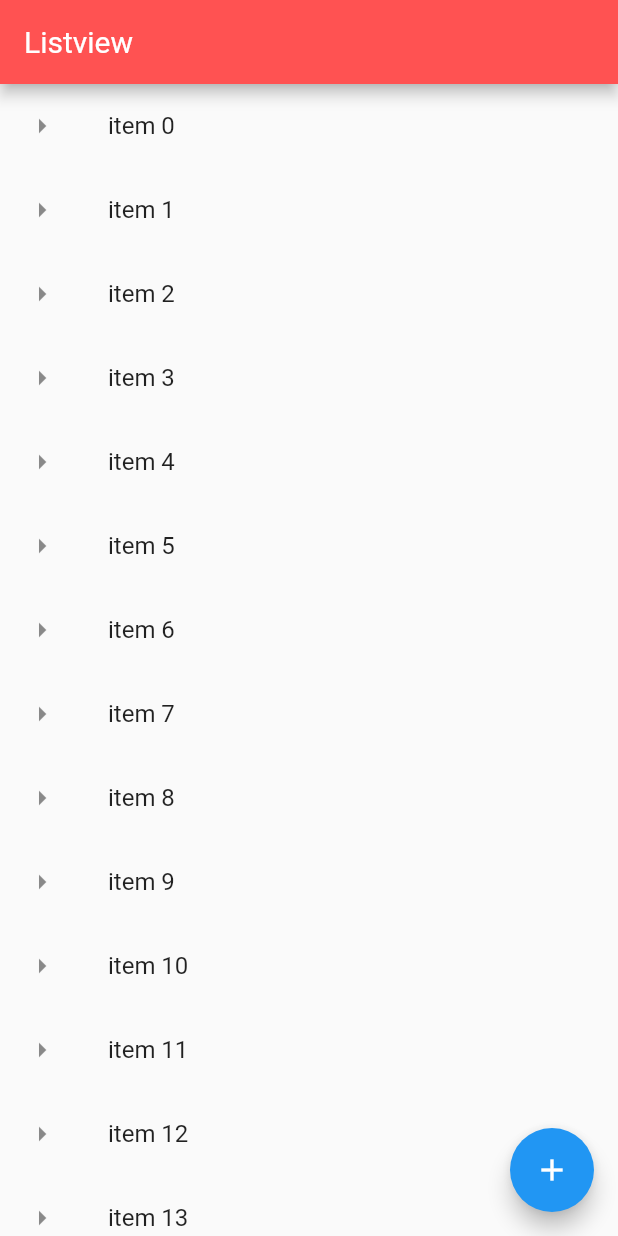
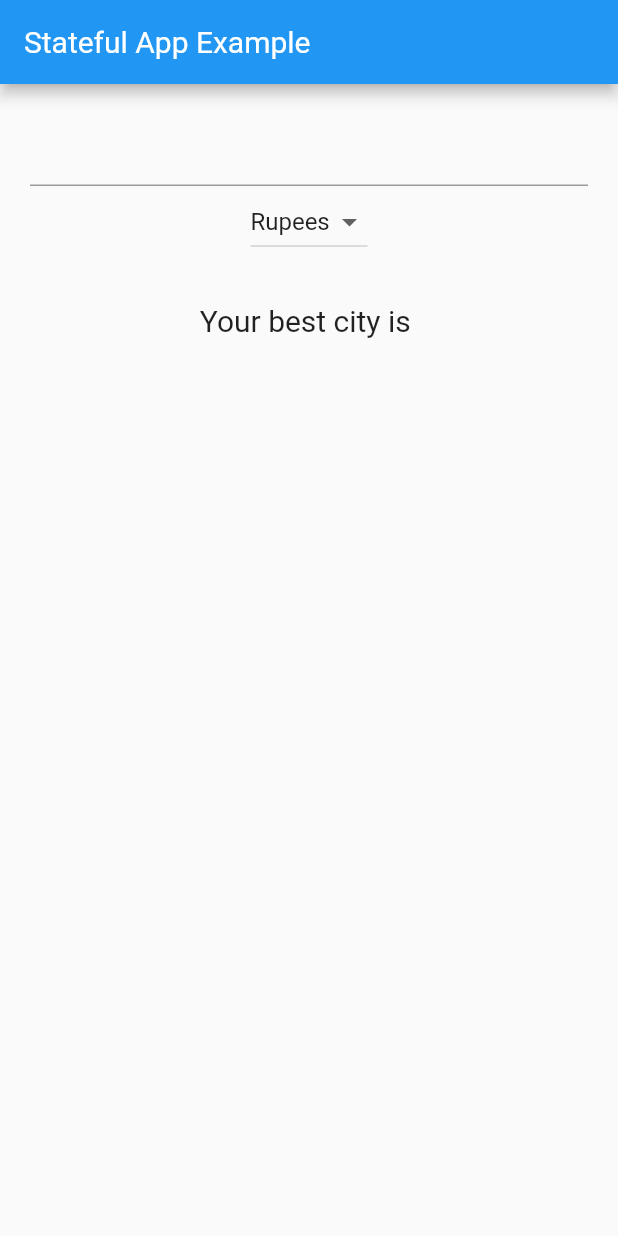
Before and after one commit to MuhammadUsamaSiddiqui/Flutter-Demo, a Flutter app: the screen it shows after launch, on a phone screen of 412 x 824 dp. Run offline on Flutter 3.47's test engine with Material 2 defaults, Android fonts, the phone set to English and light mode, and no system bars.

Commit message:
18 to 20 videos

```diff
--- a/lib/main.dart
+++ b/lib/main.dart
@@ -27,6 +27,8 @@ class MyFlutterApp extends StatelessWidget{  // the widget that will be returned
 }
 */
 
+// Section 2
+/*
 import 'package:flutter/material.dart';
 import 'package:flutter_app/app_screens/home.dart';
 
@@ -108,4 +110,70 @@ Widget getListView() {
     Container(color: Colors.red, height: 50.0)
   ]);
   return listView;
+}*/
+
+// Stateful Widgets
+import 'package:flutter/material.dart';
+
+void main() {
+  runApp(MaterialApp(
+    debugShowCheckedModeBanner: false,
+    title: "Section 3",
+    home: FavoriteCity(),
+  ));
 }
+
+class FavoriteCity extends StatefulWidget {
+  @override
+  State<StatefulWidget> createState() {
+    return _FavoriteCityState();
+  }
+}
+
+class _FavoriteCityState extends State<FavoriteCity> {
+  String nameCity = "";
+  var _currencies = ['Rupees', 'Dollars', 'Pounds', 'Other'];
+  var currentItemSelected = 'Rupees';
+
+  @override
+  Widget build(BuildContext context) {
+    return Scaffold(
+        appBar: AppBar(
+          title: Text("Stateful App Example"),
+        ),
+        body: Container(
+            margin: EdgeInsets.all(20.0),
+            child: Column(children: <Widget>[
+              TextField(
+                onSubmitted: (String userInput) {
+                  setState(() {
+                    nameCity = userInput;
+                  });
+                },
+              ),
+              DropdownButton<String>(
+                items: _currencies.map((String dropDowStringItem) {
+                  return DropdownMenuItem<String>(
+                    value: dropDowStringItem,
+                    child: Text(dropDowStringItem),
+                  );
+                }).toList(),
+                onChanged: (String newValueSelected) {
+                  // Code to execute, when a menu item is selected from drop down
+                  _onDropDownItemSelected(newValueSelected);
+                },
+                value: currentItemSelected,
+              ),
+              Padding(
+                  padding: EdgeInsets.all(30.0),
+                  child: Text("Your best city is $nameCity",
+                      style: TextStyle(fontSize: 20.0)))
+            ])));
+  }
+
+  void _onDropDownItemSelected(String newValueSelected) {
+    setState(() {
+      this.currentItemSelected = newValueSelected;
+    });
+  }
+}
```
